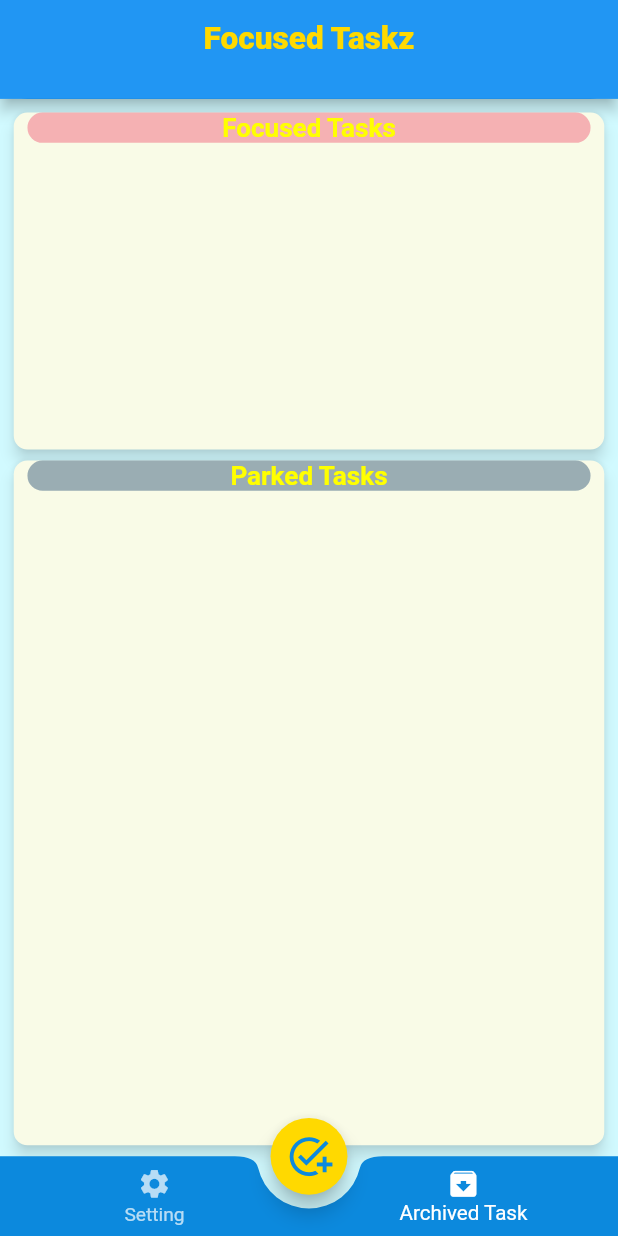
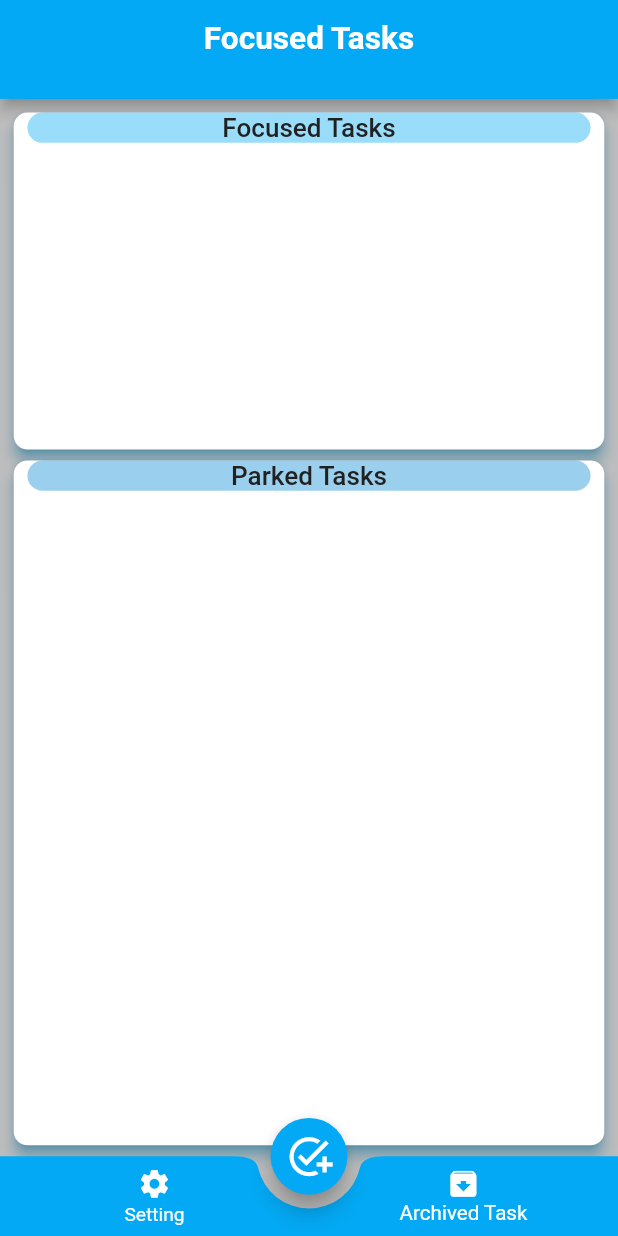
Before and after one commit to Havok1327/focused_taskz, a Flutter app: the screen it shows after launch, on a phone screen of 412 x 824 dp. Run offline on Flutter 3.47's test engine with Material 2 defaults, Android fonts, the phone set to English and light mode, and no system bars; drawn by our look-alikes of percent_indicator; our stand-ins replace animated_splash_screen, hive, hive_flutter, responsive_framework; accounts and stored records are empty.

Commit message:
A few new features, fine tuning of the fonts and colors, and adding a setting screen

```diff
--- a/lib/constants/constants.dart
+++ b/lib/constants/constants.dart
@@ -1,15 +1,44 @@
 import 'package:flutter/material.dart';
 
-const kTopTaskIndicatorStyle = TextStyle(
-  fontWeight: FontWeight.w900,
-  color: Colors.pinkAccent,
-  fontSize: 18,
-);
+///Amber Color Palette
+// const kPrimaryColor = Color(0xffFFC107);
+// const kLightPrimaryColor = Color(0xFFFFECB3);
+// const kDarkPrimaryColor = Color(0xFFFFA000);
+// const kPrimaryText = Color(0xFF212121);
+// const kSecondaryText = Color(0xFF757575);
+// const kDividerColor = Color(0xFFBDBDBD);
+///Blue Color Palette
+const kPrimaryColor = Color(0xff03A9F4);
+const kLightPrimaryColor = Color(0xFFFFFFFF);
+const kDarkPrimaryColor = Color(0xFF0288D1);
+const kPrimaryText = Color(0xFF212121);
+const kSecondaryText = Color(0xFF757575);
+const kDividerColor = Color(0xFFBDBDBD);
+///Green Color Palette
+// const kPrimaryColor = Color(0xff4CAF50);
+// const kLightPrimaryColor = Color(0xFFFFFFFF);
+// const kDarkPrimaryColor = Color(0xFF388E3C);
+// const kPrimaryText = Color(0xFF212121);
+// const kSecondaryText = Color(0xFF757575);
+// const kDividerColor = Color(0xFFBDBDBD);
+///Bluegrey Color Palette
+// const kPrimaryColor = Color(0xff607D8B);
+// const kLightPrimaryColor = Color(0xFFFFFFFF);
+// const kDarkPrimaryColor = Color(0xFF455A64);
+// const kPrimaryText = Color(0xFF212121);
+// const kSecondaryText = Color(0xFF757575);
+// const kDividerColor = Color(0xFFBDBDBD);
+
+// const kTopTaskIndicatorStyle = TextStyle(
+//   fontWeight: FontWeight.w900,
+//   color: Colors.pinkAccent,
+//   fontSize: 18,
+// );
 
 const kTaskNameStyle = TextStyle(
-  fontWeight: FontWeight.w900,
+  fontWeight: FontWeight.w700,
   letterSpacing: 1,
-  fontSize: 18,
+  fontSize: 17
 );
 
 const kCardMargin = EdgeInsets.only(
@@ -21,8 +50,9 @@ const kCardMargin = EdgeInsets.only(
 
 const kProgressStyle = TextStyle(
   fontSize: 19,
-  color: Colors.yellowAccent,
-  fontWeight: FontWeight.w700,
+  //color: kLightPrimaryColor,
+  color: kPrimaryText,
+  fontWeight: FontWeight.w500,
 );
 
 const kAddTaskDialogStyle = TextStyle(
@@ -32,12 +62,12 @@ const kAddTaskDialogStyle = TextStyle(
 
 const kDisplayTimeStyle = TextStyle(
   fontWeight: FontWeight.w700,
-  color: Colors.deepPurple,
+  color: kPrimaryText,
   fontSize: 14,
 );
 
 const kCompletedTaskDateStyle = TextStyle(
-  color: Colors.deepPurple,
+  color: kSecondaryText,
   fontSize: 12,
 );
 
--- a/lib/main.dart
+++ b/lib/main.dart
@@ -2,6 +2,7 @@
 import 'package:flutter/services.dart';
 import 'package:hive/hive.dart';
 import 'package:hive_flutter/adapters.dart';
+import 'package:master_copy/constants/constants.dart';
 import '../provider/task_provider.dart';
 import '../screens/main_screen.dart';
 import 'package:path_provider/path_provider.dart';
@@ -50,8 +51,8 @@
         title: 'Focused Taskz',
         debugShowCheckedModeBanner: false,
         theme: ThemeData(
-          canvasColor: const Color(0xffd1faff),
-          primaryColor: const Color(0xff0c89dd),
+          canvasColor: kDividerColor,
+          primaryColor: kPrimaryColor,
         ),
         home: AnimatedSplashScreen(
           splash: SizedBox(
@@ -67,18 +68,18 @@
                   ),
                 ),
                 const Text(
-                  'Focused Taskz',
+                  'Focused Tasks',
                   textAlign: TextAlign.center,
                   style: TextStyle(
                       fontSize: 35,
                       letterSpacing: 2.5,
                       fontWeight: FontWeight.bold,
-                      color: Color(0xff49b6ff)),
+                      color: Color(0xff212121)),
                 )
               ],
             ),
           ),
-          backgroundColor: Colors.orangeAccent[100]!,
+          backgroundColor: const Color(0xffB3E5FC),
           nextScreen: const MainScreen(),
           splashTransition: SplashTransition.slideTransition,
           splashIconSize: 160,
--- a/lib/screens/main_screen.dart
+++ b/lib/screens/main_screen.dart
@@ -38,14 +38,14 @@ class _MainScreenState extends State<MainScreen> {
         children: [
           Container(
             child: AppBar(
-              backgroundColor: Colors.blue,
+              backgroundColor: kPrimaryColor,
               title: const Center(
                   child: Text(
-                'Focused Taskz',
+                'Focused Tasks',
                 style: TextStyle(
                   fontSize: 23.0,
-                  fontWeight: FontWeight.w900,
-                  color: Color(0xffffd900),
+                  fontWeight: FontWeight.w600,
+                  color: Colors.white,
                 ),
               )),
             ),
@@ -71,8 +71,8 @@ class _MainScreenState extends State<MainScreen> {
                     flex: 3,
                     child: TaskCard(
                       cardName: 'Focused Tasks',
-                      cardMaxColor: Colors.lime[50]!,
-                      cardSideColor: const Color(0xffee4266),
+                      cardMaxColor: kLightPrimaryColor,
+                      cardSideColor: kPrimaryColor,
                       isImp: true,
                       placeholderWidget: Column(),
                     ),
@@ -81,8 +81,8 @@ class _MainScreenState extends State<MainScreen> {
                     flex: 6,
                     child: TaskCard(
                       cardName: 'Parked Tasks',
-                      cardMaxColor: Colors.lime[50]!,
-                      cardSideColor: const Color(0xff0b3866),
+                      cardMaxColor: kLightPrimaryColor,
+                      cardSideColor: kDarkPrimaryColor,
                       isImp: false,
                       placeholderWidget: Column(),
                     ),
--- a/lib/widgets/bottom_navbar_widget.dart
+++ b/lib/widgets/bottom_navbar_widget.dart
@@ -1,6 +1,8 @@
 import 'package:flutter/cupertino.dart';
 import 'package:flutter/material.dart';
+import 'package:master_copy/constants/constants.dart';
 import '../screens/archived_tasks_screen.dart';
+import '../screens/settings_screen.dart';
 
 class BottomNavBar extends StatefulWidget {
   const BottomNavBar({Key? key}) : super(key: key);
@@ -18,9 +20,9 @@ class _BottomNavBarState extends State<BottomNavBar> {
         CupertinoPageRoute(builder: (context) => const ArchivedTasksScreen()),
       );
     } else {
-      // Navigator.of(context).push(
-      //   CupertinoPageRoute(builder: (context) => const SettingsScreen()),
-      //);
+      Navigator.of(context).push(
+        CupertinoPageRoute(builder: (context) => const SettingsScreen()),
+      );
     }
   }
 
@@ -36,8 +38,8 @@ class _BottomNavBarState extends State<BottomNavBar> {
           currentIndex: 1,
           elevation: 0,
           backgroundColor: Colors.transparent,
-          selectedItemColor: Colors.white,
-          unselectedItemColor: Colors.white70,
+          selectedItemColor: kLightPrimaryColor,
+          unselectedItemColor: kLightPrimaryColor,
                     onTap: (index) => changeScreen(index),
           iconSize: 25,
           unselectedFontSize: 14,
--- a/lib/widgets/fab_widget.dart
+++ b/lib/widgets/fab_widget.dart
@@ -1,4 +1,5 @@
 import 'package:flutter/material.dart';
+import 'package:master_copy/constants/constants.dart';
 import '../widgets/dialog_widget.dart';
 
 class FABWidget extends StatelessWidget {
@@ -7,7 +8,7 @@ class FABWidget extends StatelessWidget {
   @override
   Widget build(BuildContext context) {
     return FloatingActionButton(
-      backgroundColor: const Color(0xffffd900),
+      backgroundColor: kPrimaryColor,
       splashColor: Colors.pinkAccent,
       foregroundColor: Colors.white,
       tooltip: 'Adds a new task',
@@ -23,7 +24,7 @@ class FABWidget extends StatelessWidget {
       child: const Icon(
         Icons.add_task,
         size: 34,
-        color: Color(0xff0c89dd),
+        color: Colors.white,
       ),
     );
   }
```
Also changed, not shown: lib/screens/archived_tasks_screen.dart (+17 -8 lines), lib/screens/settings_screen.dart (added, +151 -0 lines), lib/widgets/dialog_widget.dart (+4 -4 lines), lib/widgets/task_card_widget.dart (+7 -8 lines), pubspec.yaml (+6 -27 lines), pubspec.lock.
